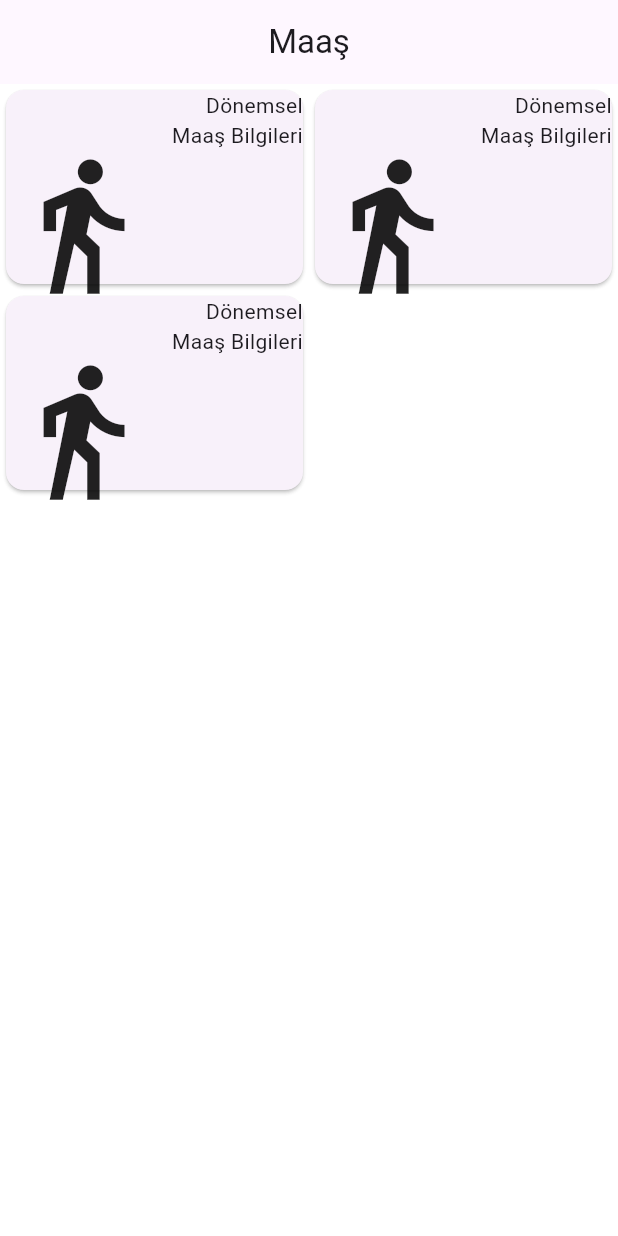
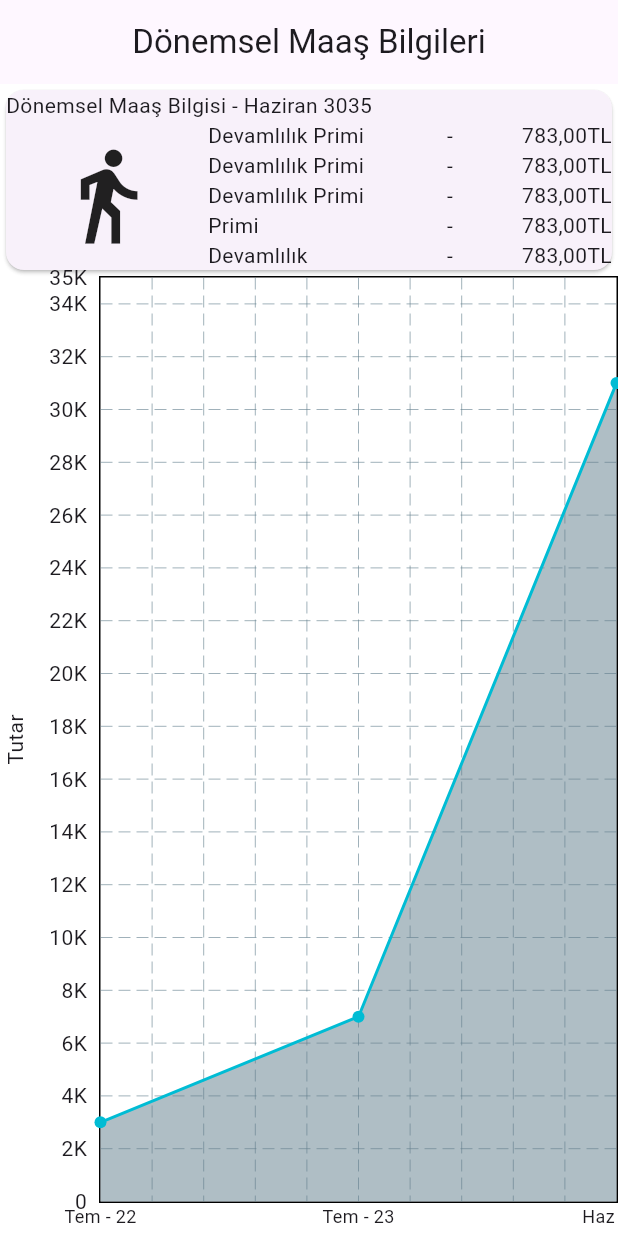
Before and after one commit to PenguBey/opak_mobile, a Flutter app: the screen it shows after launch, on a phone screen of 412 x 824 dp. Run offline on Flutter 3.47's test engine with Material 3 defaults, Android fonts, the phone set to English and light mode, and no system bars; drawn by our look-alikes of fl_chart.

Commit message:
Maaş Bilgileri
maaş bilgileri sayfası tasarımı oluşturuldu. dönemsel maaş ve chart eklendi

```diff
--- a/lib/main.dart
+++ b/lib/main.dart
@@ -1,4 +1,5 @@
 import 'package:flutter/material.dart';
+import 'package:opak_mobile/views/maas_bilgileri_view.dart';
 import 'package:opak_mobile/views/maas_view.dart';
 
 void main() {
@@ -17,7 +18,7 @@ class MyApp extends StatelessWidget {
           colorScheme: ColorScheme.fromSeed(seedColor: Colors.deepPurple),
           useMaterial3: true,
           scaffoldBackgroundColor: const Color.fromARGB(200, 255, 255, 255)),
-      home: const MaasView(),
+      home: const MaasBilgileriView(),
     );
   }
 }
--- /dev/null
+++ b/lib/views/maas_bilgileri_view.dart
@@ -0,0 +1,163 @@
+import 'package:fl_chart/fl_chart.dart';
+import 'package:flutter/material.dart';
+
+class MaasBilgileriView extends StatelessWidget {
+  const MaasBilgileriView({super.key});
+
+  @override
+  Widget build(BuildContext context) {
+    return Scaffold(
+      appBar: AppBar(
+        centerTitle: true,
+        title: const Text("Dönemsel Maaş Bilgileri"),
+      ),
+      body: Column(
+        children: [
+          const Card(
+            child: Column(
+              crossAxisAlignment: CrossAxisAlignment.start,
+              children: [
+                Text("Dönemsel Maaş Bilgisi - Haziran 3035"),
+                Row(
+                  children: [
+                    Expanded(
+                        flex: 1,
+                        child: Icon(
+                          Icons.directions_walk_sharp,
+                          size: 70,
+                        )),
+                    Expanded(
+                      flex: 2,
+                      child: Column(
+                        children: [
+                          Row(
+                            children: [
+                              Expanded(
+                                  flex: 3, child: Text("Devamlılık Primi")),
+                              Text(
+                                "-",
+                                textAlign: TextAlign.end,
+                              ),
+                              Expanded(
+                                  flex: 2,
+                                  child: Text(
+                                    "783,00TL",
+                                    textAlign: TextAlign.end,
+                                  ))
+                            ],
+                          ),
+                          Row(
+                            children: [
+                              Expanded(
+                                  flex: 3, child: Text("Devamlılık Primi")),
+                              Text(
+                                "-",
+                                textAlign: TextAlign.end,
+                              ),
+                              Expanded(
+                                  flex: 2,
+                                  child: Text(
+                                    "783,00TL",
+                                    textAlign: TextAlign.end,
+                                  ))
+                            ],
+                          ),
+                          Row(
+                            children: [
+                              Expanded(
+                                  flex: 3, child: Text("Devamlılık Primi")),
+                              Text(
+                                "-",
+                                textAlign: TextAlign.end,
+                              ),
+                              Expanded(
+                                  flex: 2,
+                                  child: Text(
+                                    "783,00TL",
+                                    textAlign: TextAlign.end,
+                                  ))
+                            ],
+                          ),
+                          Row(
+                            children: [
+                              Expanded(flex: 3, child: Text("Primi")),
+                              Text(
+                                "-",
+                                textAlign: TextAlign.end,
+                              ),
+                              Expanded(
+                                  flex: 2,
+                                  child: Text(
+                                    "783,00TL",
+                                    textAlign: TextAlign.end,
+                                  ))
+                            ],
+                          ),
+                          Row(
+                            children: [
+                              Expanded(flex: 3, child: Text("Devamlılık")),
+                              Text(
+                                "-",
+                                textAlign: TextAlign.end,
+                              ),
+                              Expanded(
+                                  flex: 2,
+                                  child: Text(
+                                    "783,00TL",
+                                    textAlign: TextAlign.end,
+                                  ))
+                            ],
+                          ),
+                        ],
+                      ),
+                    )
+                  ],
+                )
+              ],
+            ),
+          ),
+          Expanded(
+              child: LineChart(
+            LineChartData(
+              minX: 0,
+              maxX: 2,
+              minY: 0,
+              maxY: 35000,
+              lineBarsData: [
+                LineChartBarData(
+                  belowBarData: BarAreaData(show: true),
+                  spots: [
+                    const FlSpot(0, 3000),
+                    const FlSpot(1, 7000),
+                    const FlSpot(2, 31000),
+                  ],
+                ),
+              ],
+              titlesData: FlTitlesData(
+                  topTitles: const AxisTitles(
+                      sideTitles: SideTitles(showTitles: false)),
+                  rightTitles: const AxisTitles(
+                      sideTitles: SideTitles(showTitles: false)),
+                  bottomTitles: AxisTitles(
+                    sideTitles: SideTitles(
+                      showTitles: true,
+                      interval: 1,
+                      getTitlesWidget: (value, meta) {
+                        final titles = ['Tem - 22', 'Tem - 23', 'Haz - 24'];
+                        return Text(titles[value.toInt()],
+                            style: const TextStyle(fontSize: 12));
+                      },
+                    ),
+                  ),
+                  leftTitles: const AxisTitles(
+                      axisNameWidget: Text("Tutar"),
+                      sideTitles:
+                          SideTitles(showTitles: true, reservedSize: 50))),
+              gridData: const FlGridData(show: true),
+            ),
+          ))
+        ],
+      ),
+    );
+  }
+}
--- a/pubspec.yaml
+++ b/pubspec.yaml
@@ -35,6 +35,7 @@ dependencies:
   # The following adds the Cupertino Icons font to your application.
   # Use with the CupertinoIcons class for iOS style icons.
   cupertino_icons: ^1.0.8
+  fl_chart: ^0.69.0
 
 dev_dependencies:
   flutter_test:
```
Also changed, not shown: pubspec.lock.
